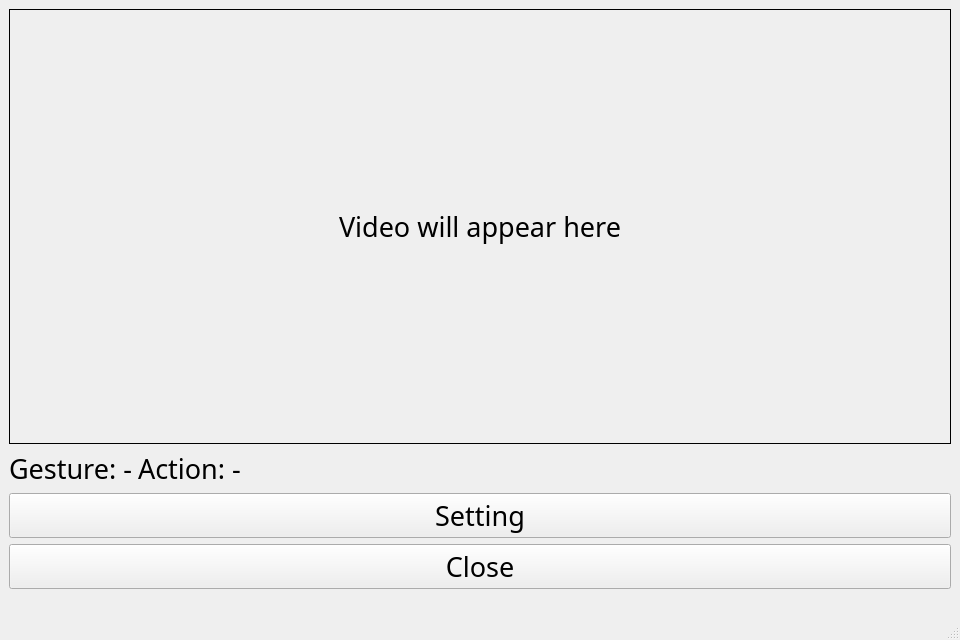
taisuke55/CSCI4250_GroupProject, file pose.ui: the form before one commit.
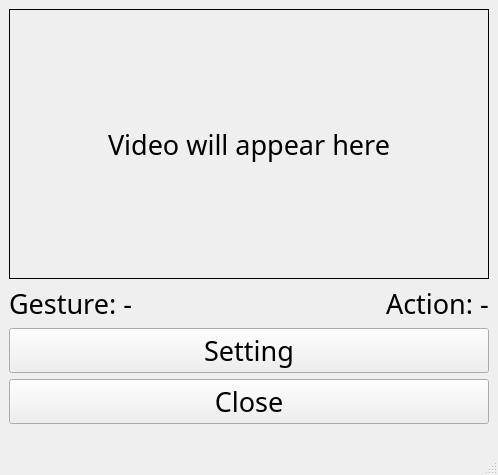
The form after the commit.

Diff of the .ui file:
```diff
--- a/pose.ui
+++ b/pose.ui
@@ -6,10 +6,16 @@
    <rect>
     <x>0</x>
     <y>0</y>
-    <width>960</width>
-    <height>640</height>
+    <width>498</width>
+    <height>441</height>
    </rect>
   </property>
+  <property name="maximumSize">
+   <size>
+    <width>6400</width>
+    <height>3200</height>
+   </size>
+  </property>
   <property name="font">
    <font>
     <family>HP Simplified</family>
@@ -30,8 +36,14 @@
      <widget class="QLabel" name="videoLabel">
       <property name="minimumSize">
        <size>
-        <width>640</width>
-        <height>360</height>
+        <width>480</width>
+        <height>270</height>
+       </size>
+      </property>
+      <property name="maximumSize">
+       <size>
+        <width>16777215</width>
+        <height>16777215</height>
        </size>
       </property>
       <property name="frameShape">
@@ -54,13 +66,6 @@
         </property>
        </widget>
       </item>
-      <item>
-       <widget class="QLabel" name="actionLabel">
-        <property name="text">
-         <string>Action: -</string>
-        </property>
-       </widget>
-      </item>
       <item>
        <spacer name="horizontalSpacer">
         <property name="orientation">
@@ -74,6 +79,13 @@
         </property>
        </spacer>
       </item>
+      <item>
+       <widget class="QLabel" name="actionLabel">
+        <property name="text">
+         <string>Action: -</string>
+        </property>
+       </widget>
+      </item>
      </layout>
     </item>
     <item>
```
